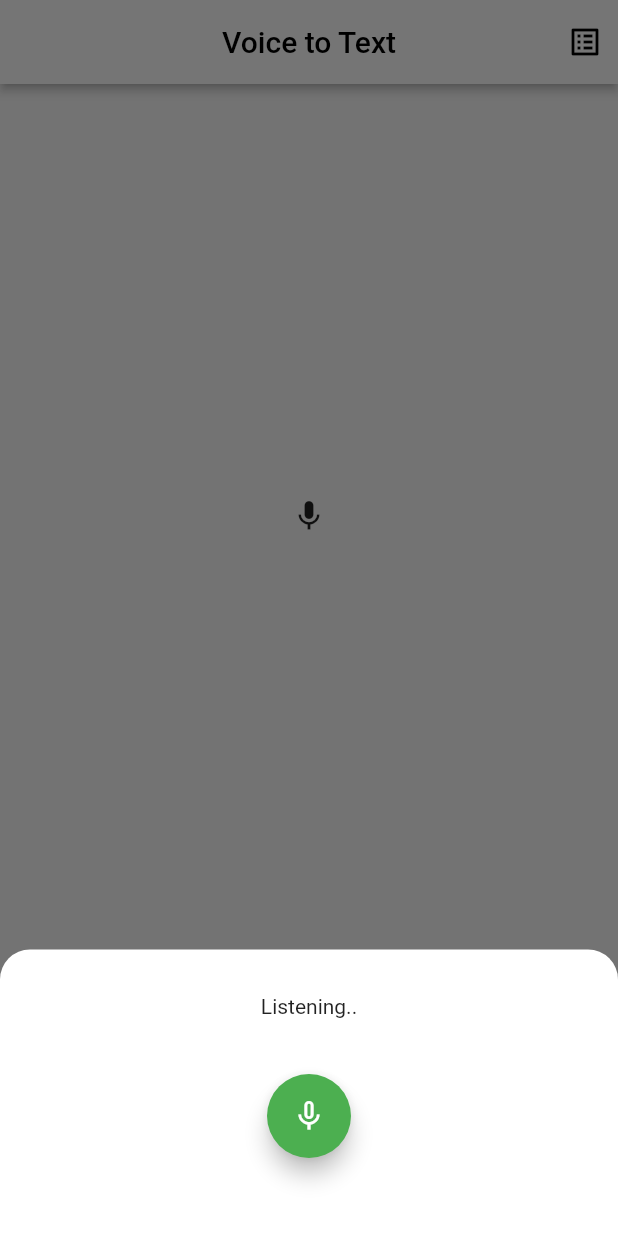
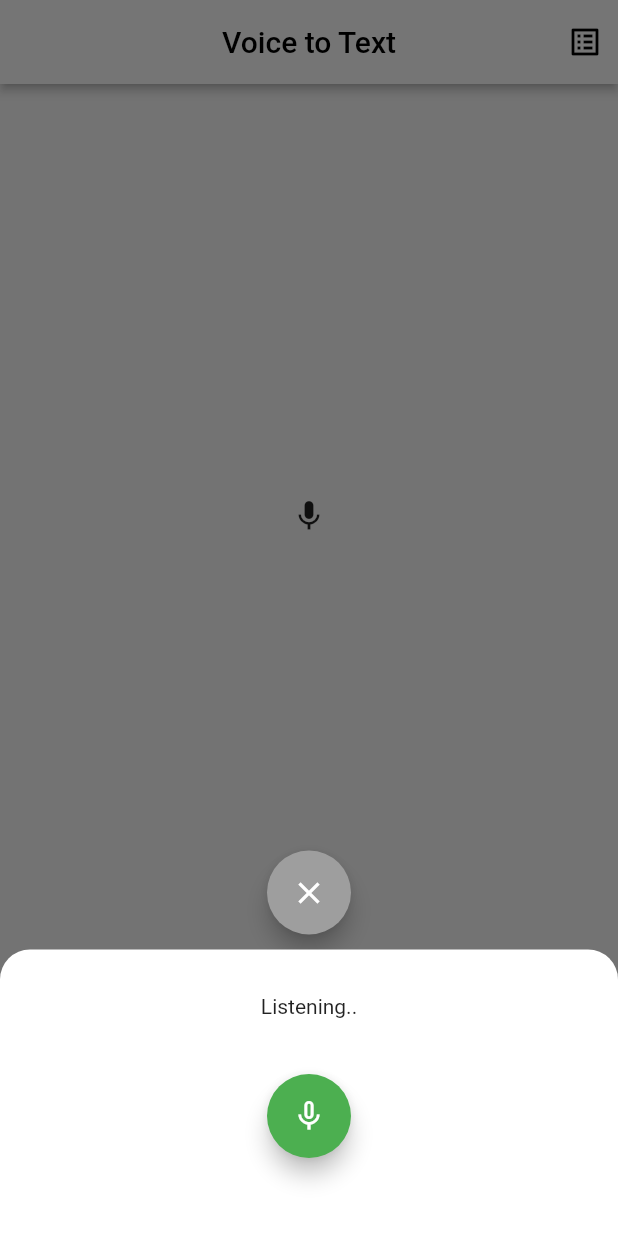
Before and after one commit to dexbytesinfotech/voice-assistant, a Flutter app: the screen it shows after launch, on a phone screen of 412 x 824 dp. Run offline on Flutter 3.47's test engine with Material 2 defaults, Android fonts, the phone set to English and light mode, and no system bars; drawn by our look-alikes of avatar_glow; our stand-ins replace shared_preferences, speech_to_text; missing offline and left inert: highlight_text.

Commit message:
bottomsheet elevation zero set

```diff
--- a/lib/src/screen/bottom_sheet.dart
+++ b/lib/src/screen/bottom_sheet.dart
@@ -289,12 +289,12 @@ class _BottomSheetViewState extends State<BottomSheetView> {
     return Wrap(alignment: WrapAlignment.center,crossAxisAlignment: WrapCrossAlignment.center,
       children: <Widget>[
         Column(mainAxisSize: MainAxisSize.max,crossAxisAlignment: CrossAxisAlignment.center,mainAxisAlignment: MainAxisAlignment.center,children: [
-          /*FloatingActionButton(backgroundColor: Colors.grey.shade500,
+          FloatingActionButton(backgroundColor: Colors.grey.shade500,
             child: const Icon(Icons.close,color: Colors.white,),
             onPressed: () {
               widget.closeCallBack?.call();
             },
-          ),*/
+          ),
           const SizedBox(height: 10,),
           Container(padding: const EdgeInsets.symmetric(horizontal: 15,vertical: 15),decoration: boxDecoration(),
             child: Row(crossAxisAlignment: CrossAxisAlignment.center,mainAxisAlignment: MainAxisAlignment.center,
--- a/lib/src/screen/voice_to_text_view.dart
+++ b/lib/src/screen/voice_to_text_view.dart
@@ -186,7 +186,7 @@ class _VoiceToTextViewState extends State<VoiceToTextView> {
   void _voiceListenerBottomSheet({context,ActionType actionTypeValue = ActionType.search}) {
     showModalBottomSheet(isScrollControlled:actionTypeValue == ActionType.store?true:false,
         context: context,isDismissible:false,
-        backgroundColor: Colors.transparent,
+        backgroundColor: Colors.transparent,elevation: 0,
         builder: (BuildContext bc) {
           return BottomSheetView(
               waveColor:widget.waveColor,
```
